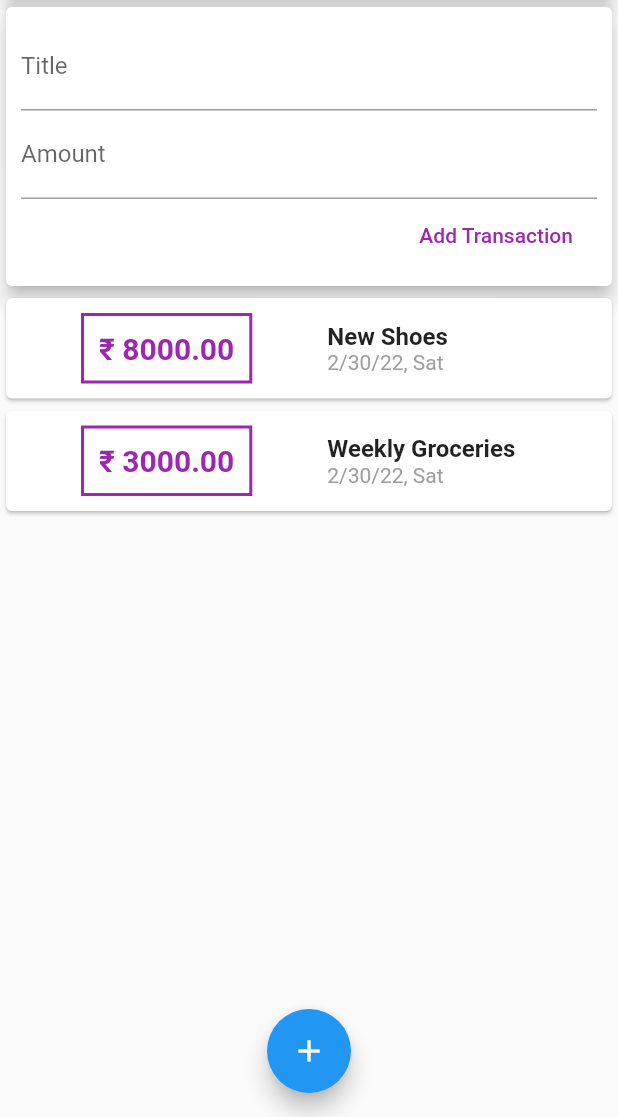
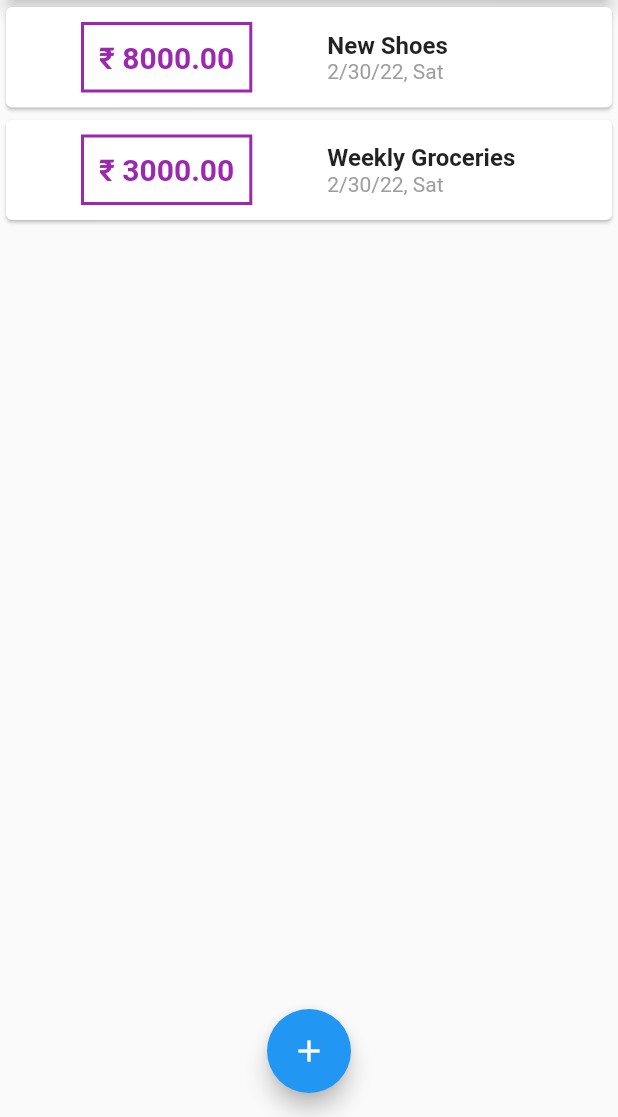
Before and after one commit to kartikeypathak/Personal-Expenses-App, a Flutter app: the screen it shows after launch, on a phone screen of 412 x 824 dp, the part 119-1236 px from its top. Run offline on Flutter 3.47's test engine with Material 2 defaults, Android fonts, the phone set to English and light mode, and no system bars.

Commit message:
removed user_transaction and combined it in main.dart

```diff
--- a/lib/main.dart
+++ b/lib/main.dart
@@ -1,9 +1,16 @@
 import 'package:flutter/material.dart';
-import './widgets/user_transactions.dart';
+import './widgets/transaction_list.dart';
+import './widgets/new_transaction.dart';
+import './models/transaction.dart';
 
 void main() => runApp(MyApp());
 
-class MyApp extends StatelessWidget {
+class MyApp extends StatefulWidget {
+  @override
+  State<MyApp> createState() => _MyAppState();
+}
+
+class _MyAppState extends State<MyApp> {
   @override
   Widget build(BuildContext context) {
     return MaterialApp(
@@ -13,15 +20,52 @@ class MyApp extends StatelessWidget {
   }
 }
 
-class MyHomePage extends StatelessWidget {
+class MyHomePage extends StatefulWidget {
+  @override
+  State<MyHomePage> createState() => _MyHomePageState();
+}
+
+class _MyHomePageState extends State<MyHomePage> {
   // String titleInput;
-  // String amountInput;
+  final List<Transaction> _userTransactions = [
+    Transaction(
+      id: 't1',
+      title: 'New Shoes',
+      amount: 8000,
+      date: DateTime.now(),
+    ),
+    Transaction(
+      id: 't2',
+      title: 'Weekly Groceries',
+      amount: 3000,
+      date: DateTime.now(),
+    ),
+  ];
 
-  final titleController = TextEditingController();
-  final amountController = TextEditingController();
+  void _addNewTransaction(String txTitle, double txAmount) {
+    final newTx = Transaction(
+      title: txTitle,
+      amount: txAmount,
+      date: DateTime.now(),
+      id: DateTime.now().toString(),
+    );
 
-  void startAddNewTransaction() {
+    setState(() {
+      _userTransactions.add(newTx);
+    });
+  }
 
+  void _startAddNewTransaction(BuildContext ctx) {
+    showModalBottomSheet(
+      context: ctx,
+      builder: (_) {
+        return GestureDetector(
+          onTap: () {},
+          child: NewTransaction(_addNewTransaction),
+          behavior: HitTestBehavior.opaque,
+        );
+      },
+    );
   }
 
   @override
@@ -32,7 +76,7 @@ class MyHomePage extends StatelessWidget {
         actions: <Widget>[
           IconButton(
             icon: Icon(Icons.add),
-            onPressed: () {},
+            onPressed: () => _startAddNewTransaction(context),
           )
         ],
       ),
@@ -49,14 +93,14 @@ class MyHomePage extends StatelessWidget {
                 elevation: 5,
               ),
             ),
-            UserTransactions()
+            TransactionList(_userTransactions),
           ],
         ),
       ),
       floatingActionButtonLocation: FloatingActionButtonLocation.centerFloat,
       floatingActionButton: FloatingActionButton(
         child: Icon(Icons.add),
-        onPressed: () {},
+        onPressed: () => _startAddNewTransaction(context),
       ),
     );
   }
--- a/lib/widgets/new_transaction.dart
+++ b/lib/widgets/new_transaction.dart
@@ -49,7 +49,7 @@ class NewTransaction extends StatelessWidget {
               child: Text('Add Transaction'),
               textColor: Colors.purple,
               onPressed: submitData,
-            )
+            ),
           ],
         ),
       ),
--- a/lib/widgets/user_transactions.dart
+++ /dev/null
@@ -1,49 +0,0 @@
-import 'package:flutter/material.dart';
-
-import './new_transaction.dart';
-import './transaction_list.dart';
-import '../models/transaction.dart';
-
-class UserTransactions extends StatefulWidget {
-  @override
-  State<UserTransactions> createState() => _UserTransactionsState();
-}
-
-class _UserTransactionsState extends State<UserTransactions> {
-  final List<Transaction> _userTransactions = [
-    Transaction(
-      id: 't1',
-      title: 'New Shoes',
-      amount: 8000,
-      date: DateTime.now(),
-    ),
-    Transaction(
-      id: 't2',
-      title: 'Weekly Groceries',
-      amount: 3000,
-      date: DateTime.now(),
-    ),
-  ];
-
-  void _addNewTransaction(String txTitle, double txAmount) {
-    final newTx = Transaction(
-      title: txTitle,
-      amount: txAmount,
-      date: DateTime.now(),
-      id: DateTime.now().toString(),
-    );
-    setState(() {
-      _userTransactions.add(newTx);
-    });
-  }
-
-  @override
-  Widget build(BuildContext context) {
-    return Column(
-      children: <Widget>[
-        NewTransaction(_addNewTransaction),
-        TransactionList(_userTransactions),
-      ],
-    );
-  }
-}
```
